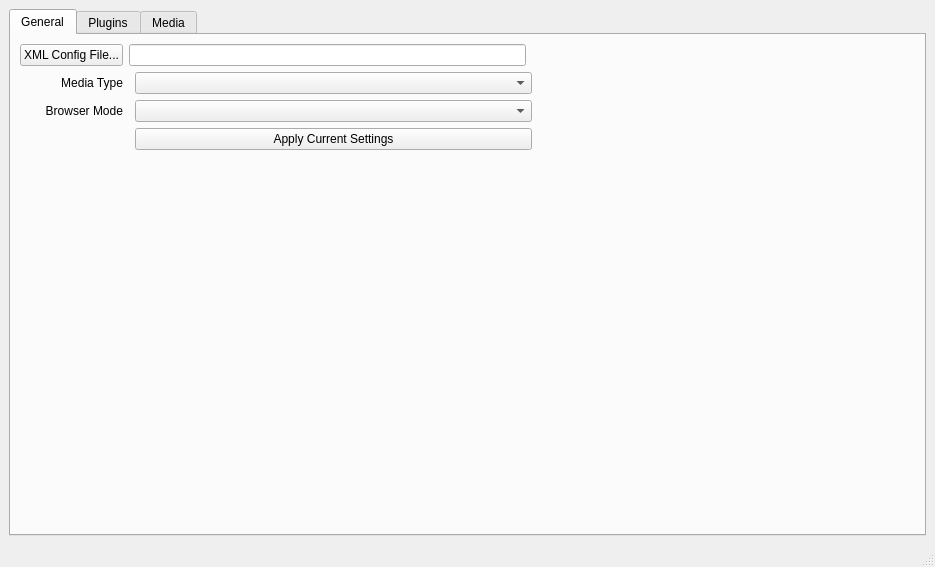
Above: apps/multimediacycle-osg-qt/settings.ui from MediaCycle/MediaCycle before the change. Below: the same form after it.
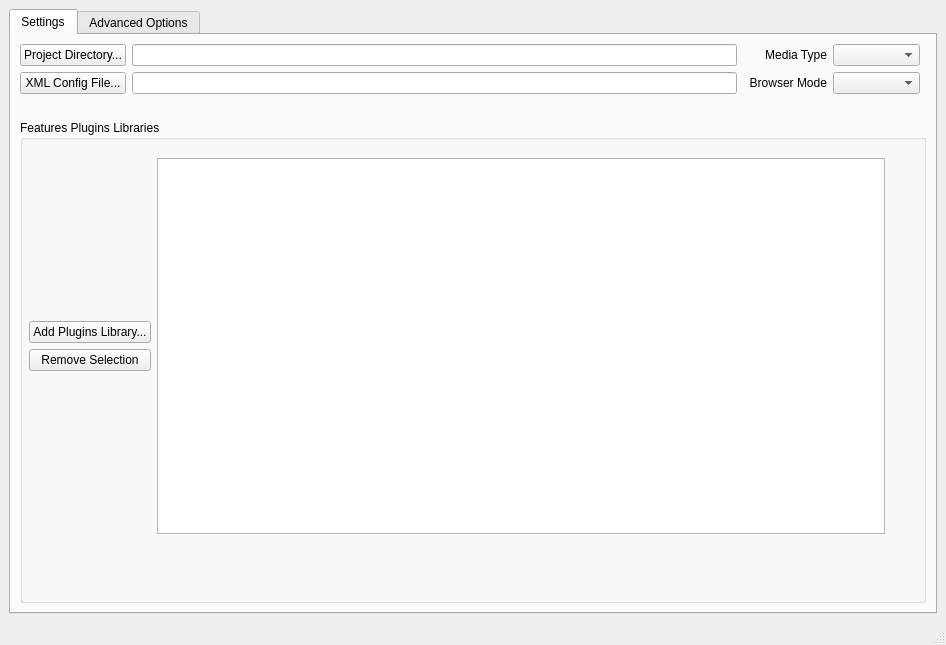
That is the form after the change. The open tabs and pages were chosen to show the change.

Commit message: - attempts to improve XML I/O, some bugs solved ( more stable towards media type switching, now avoiding delete/create mediacycle, should only have one instance of it -- could be reinforced by using the *Singleton Pattern*)

```diff
--- a/apps/multimediacycle-osg-qt/settings.ui
+++ b/apps/multimediacycle-osg-qt/settings.ui
@@ -6,8 +6,8 @@
    <rect>
     <x>0</x>
     <y>0</y>
-    <width>935</width>
-    <height>567</height>
+    <width>946</width>
+    <height>645</height>
    </rect>
   </property>
   <property name="sizePolicy">
@@ -27,27 +27,30 @@
     </sizepolicy>
    </property>
    <layout class="QGridLayout" name="gridLayout_4">
-    <item row="0" column="0">
+    <item row="0" column="1">
      <widget class="QTabWidget" name="tabWidget">
       <property name="currentIndex">
        <number>1</number>
       </property>
       <widget class="QWidget" name="tab">
        <attribute name="title">
-        <string>General</string>
+        <string>Settings</string>
        </attribute>
        <layout class="QGridLayout" name="gridLayout">
         <item row="0" column="0">
-         <widget class="QPushButton" name="buttonXMLConfigFile">
+         <widget class="QPushButton" name="buttonProjectDirectory">
+          <property name="toolTip">
+           <string extracomment="directory in which config and tmp files will be saved"/>
+          </property>
           <property name="text">
-           <string>XML Config File...</string>
+           <string>Project Directory...</string>
           </property>
          </widget>
         </item>
-        <item row="0" column="1" colspan="2">
-         <widget class="QLineEdit" name="lineEditXMLConfigFile"/>
+        <item row="0" column="1">
+         <widget class="QLineEdit" name="lineEditProjectDirectory"/>
         </item>
-        <item row="1" column="0">
+        <item row="0" column="3">
          <widget class="QLabel" name="labelMediaType">
           <property name="text">
            <string>Media Type</string>
@@ -57,7 +60,7 @@
           </property>
          </widget>
         </item>
-        <item row="1" column="2" colspan="2">
+        <item row="0" column="4">
          <widget class="QComboBox" name="comboMediaType">
           <property name="sizePolicy">
            <sizepolicy hsizetype="Preferred" vsizetype="Fixed">
@@ -92,23 +95,17 @@
           </item>
          </widget>
         </item>
-        <item row="1" column="4">
-         <spacer name="horizontalSpacer">
-          <property name="orientation">
-           <enum>Qt::Horizontal</enum>
+        <item row="1" column="0">
+         <widget class="QPushButton" name="buttonXMLConfigFile">
+          <property name="text">
+           <string>XML Config File...</string>
           </property>
-          <property name="sizeType">
-           <enum>QSizePolicy::Preferred</enum>
-          </property>
-          <property name="sizeHint" stdset="0">
-           <size>
-            <width>140</width>
-            <height>18</height>
-           </size>
-          </property>
-         </spacer>
+         </widget>
         </item>
-        <item row="2" column="0">
+        <item row="1" column="1">
+         <widget class="QLineEdit" name="lineEditXMLConfigFile"/>
+        </item>
+        <item row="1" column="3">
          <widget class="QLabel" name="labelNavigationMode">
           <property name="text">
            <string>Browser Mode</string>
@@ -118,7 +115,7 @@
           </property>
          </widget>
         </item>
-        <item row="2" column="2" colspan="2">
+        <item row="1" column="4">
          <widget class="QComboBox" name="comboBrowserMode">
           <property name="maxCount">
            <number>100</number>
@@ -140,81 +137,12 @@
           </item>
          </widget>
         </item>
-        <item row="2" column="4">
-         <spacer name="horizontalSpacer_3">
-          <property name="orientation">
-           <enum>Qt::Horizontal</enum>
-          </property>
-          <property name="sizeType">
-           <enum>QSizePolicy::Preferred</enum>
-          </property>
-          <property name="sizeHint" stdset="0">
-           <size>
-            <width>140</width>
-            <height>18</height>
-           </size>
-          </property>
-         </spacer>
-        </item>
-        <item row="3" column="2" colspan="2">
-         <widget class="QPushButton" name="buttonApplyCurrentSettings">
-          <property name="text">
-           <string>Apply Current Settings</string>
-          </property>
-         </widget>
-        </item>
-        <item row="4" column="2">
-         <spacer>
-          <property name="orientation">
-           <enum>Qt::Vertical</enum>
-          </property>
-          <property name="sizeHint" stdset="0">
-           <size>
-            <width>391</width>
-            <height>262</height>
-           </size>
-          </property>
-         </spacer>
-        </item>
-        <item row="0" column="4">
-         <spacer name="horizontalSpacer_2">
-          <property name="orientation">
-           <enum>Qt::Horizontal</enum>
-          </property>
-          <property name="sizeHint" stdset="0">
-           <size>
-            <width>40</width>
-            <height>20</height>
-           </size>
-          </property>
-         </spacer>
-        </item>
-       </layout>
-      </widget>
-      <widget class="QWidget" name="tabPlugins">
-       <attribute name="title">
-        <string>Plugins</string>
-       </attribute>
-       <layout class="QGridLayout" name="gridLayout_6">
-        <item row="0" column="0">
+        <item row="5" column="0" colspan="6">
          <widget class="QGroupBox" name="groupBox">
           <property name="title">
            <string>Features Plugins Libraries</string>
           </property>
-          <widget class="QPushButton" name="buttonConfirmPluginsSelection">
-           <property name="geometry">
-            <rect>
-             <x>9</x>
-             <y>418</y>
-             <width>204</width>
-             <height>32</height>
-            </rect>
-           </property>
-           <property name="text">
-            <string>Confirm Plugins Selection</string>
-           </property>
-          </widget>
-          <widget class="QWidget" name="">
+          <widget class="QWidget" name="layoutWidget_2">
            <property name="geometry">
             <rect>
              <x>9</x>
@@ -227,7 +155,7 @@
             <item>
              <layout class="QVBoxLayout" name="verticalLayout">
               <item>
-               <spacer name="verticalSpacer">
+               <spacer name="verticalSpacer_up">
                 <property name="orientation">
                  <enum>Qt::Vertical</enum>
                 </property>
@@ -254,7 +182,7 @@
                </widget>
               </item>
               <item>
-               <spacer name="verticalSpacer_2">
+               <spacer name="verticalSpacer_down">
                 <property name="orientation">
                  <enum>Qt::Vertical</enum>
                 </property>
@@ -275,11 +203,27 @@
           </widget>
          </widget>
         </item>
+        <item row="2" column="4">
+         <spacer name="verticalSpacer">
+          <property name="orientation">
+           <enum>Qt::Vertical</enum>
+          </property>
+          <property name="sizeType">
+           <enum>QSizePolicy::Fixed</enum>
+          </property>
+          <property name="sizeHint" stdset="0">
+           <size>
+            <width>20</width>
+            <height>20</height>
+           </size>
+          </property>
+         </spacer>
+        </item>
        </layout>
       </widget>
       <widget class="QWidget" name="tabConfigFile">
        <attribute name="title">
-        <string>Media</string>
+        <string>Advanced Options</string>
        </attribute>
        <widget class="QWidget" name="layoutWidget">
         <property name="geometry">
```
Left out of the diff: 64 changed lines with no effect on the pictures. The commit also changes 28 other files.
